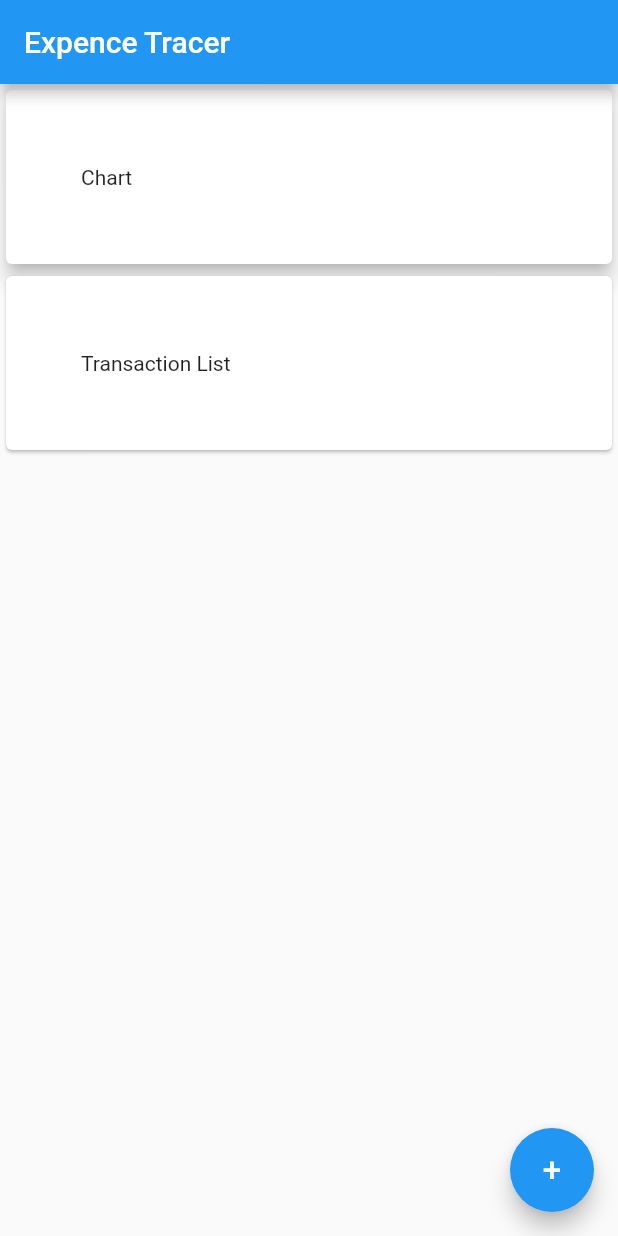
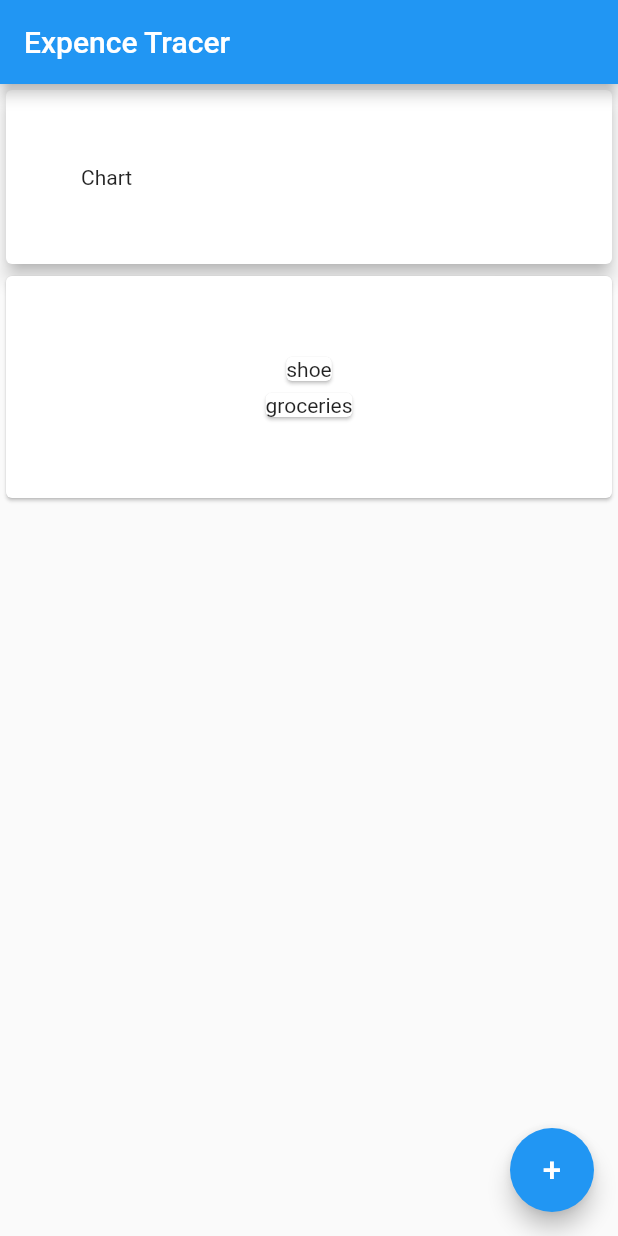
Before and after one commit to sumitdhungana14/expence_tracker, a Flutter app: the screen it shows after launch, on a phone screen of 412 x 824 dp. Run offline on Flutter 3.47's test engine with Material 2 defaults, Android fonts, the phone set to English and light mode, and no system bars.

Commit message:
Transaction model and wrapper layout.

```diff
--- a/lib/main.dart
+++ b/lib/main.dart
@@ -1,3 +1,6 @@
+import 'package:expence_tracker/mock/transaction_mock.dart';
+import 'package:expence_tracker/model/transaction.dart';
+import 'package:expence_tracker/transaction-view/transaction-wrapper.dart';
 import 'package:flutter/material.dart';
 
 void main() => runApp(MyApp());
@@ -19,6 +22,8 @@ class MyApp extends StatelessWidget {
 class MyHomePage extends StatelessWidget {
   final String title;
 
+  final List<Transaction> transactions = TransactionMock.getAll();
+
   MyHomePage({this.title});
 
   @override
@@ -30,30 +35,27 @@ class MyHomePage extends StatelessWidget {
           appBar: AppBar(
             title: Text('Expence Tracer'),
           ),
-            body: Column(
-                children: <Widget>[
+          body: Column(children: <Widget>[
             Card(
               elevation: 5,
               child: Container(
                   padding: EdgeInsets.all(50),
                   width: double.infinity,
-                    child: Text('Chart')
+                  child: Text('Chart')),
+            ),
+            Card(
+                child: Container(
+                    padding: EdgeInsets.all(50),
+                    width: double.infinity,
+                    child: TransactionWrapper(transactions: transactions))),
+          ]),
+          floatingActionButton: FloatingActionButton(
+            onPressed: () {},
+            child: Text(
+              '+',
+              style: TextStyle(fontSize: 22),
             ),
           ),
-              Card(child: Container(
-                  padding: EdgeInsets.all(50),
-                  width: double.infinity,
-                  child: Text('Transaction List')
-                )),
-            ]),
-            floatingActionButton: FloatingActionButton(
-              onPressed: (){
-
-              },
-              child: Text('+',
-              style: TextStyle(
-                fontSize: 22
-              ),),
-            ),));
+        ));
   }
 }
--- /dev/null
+++ b/lib/mock/transaction_mock.dart
@@ -0,0 +1,12 @@
+import 'package:expence_tracker/model/transaction.dart';
+
+class TransactionMock extends Transaction {
+  static List<Transaction> getAll() {
+    return [
+      Transaction(
+          id: 't1', title: 'shoe', amount: 29.22, dateTime: DateTime.now()),
+      Transaction(
+          id: 't2', title: 'groceries', amount: 35.66, dateTime: DateTime.now())
+    ];
+  }
+}
--- /dev/null
+++ b/lib/model/transaction.dart
@@ -0,0 +1,8 @@
+class Transaction {
+  final String id;
+  final String title;
+  final double amount;
+  final DateTime dateTime;
+
+  Transaction({this.id, this.title, this.amount, this.dateTime});
+}
--- /dev/null
+++ b/lib/transaction-view/transaction-wrapper.dart
@@ -0,0 +1,20 @@
+import 'package:flutter/material.dart';
+import './../model/transaction.dart';
+
+class TransactionWrapper extends StatelessWidget {
+  final List<Transaction> transactions;
+
+  TransactionWrapper({this.transactions});
+
+  @override
+  Widget build(BuildContext context) {
+    return Container(
+      child: Column(
+          children: transactions
+              .map((transaction) => Card(
+                    child: Text(transaction.title),
+                  ))
+              .toList()),
+    );
+  }
+}
```
Lines whose indentation alone changed are shown as unchanged.
